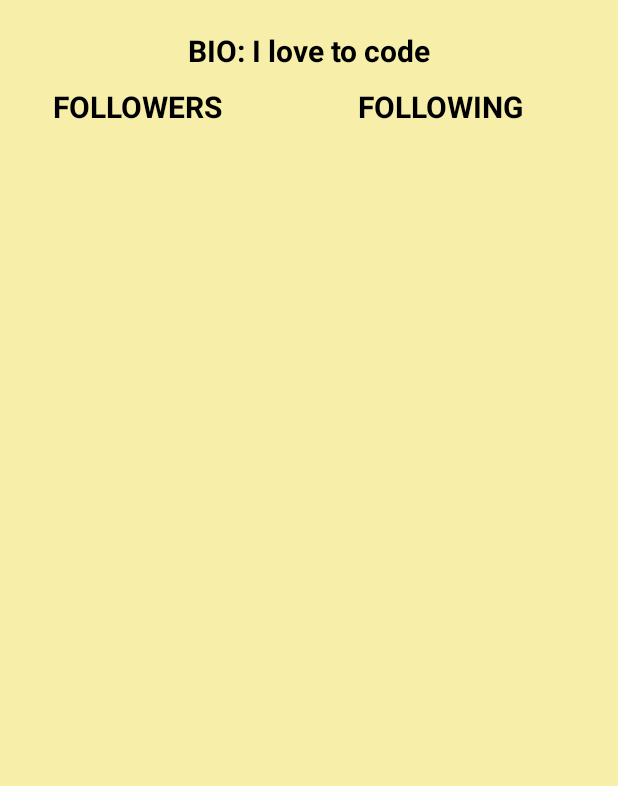
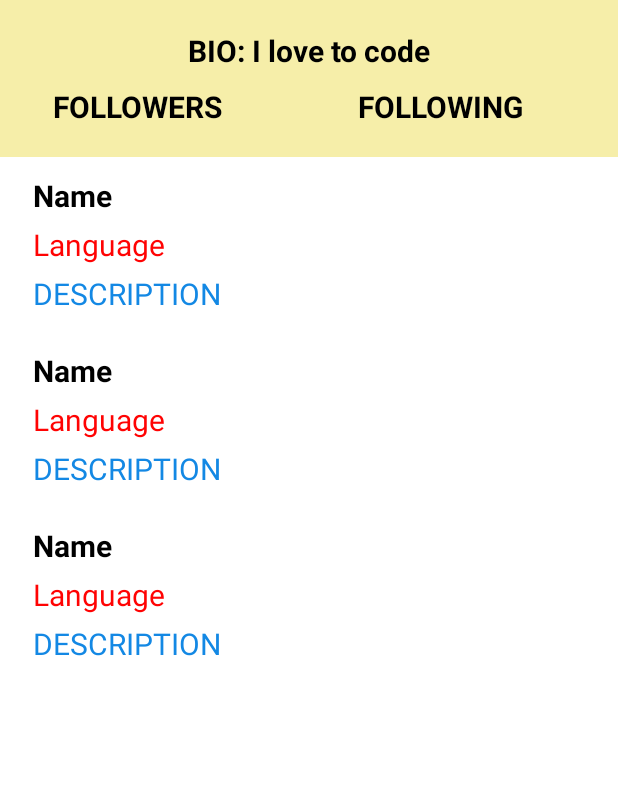
Before and after one commit to ASHISHCHHABRA1299/GithubSearch, an Android app: the layout activity_portfolio.xml on its own in the app's theme, with its tools: preview values and no code run, on a phone screen of 412 x 824 dp, the part 450-1236 px from its top. Run offline under Robolectric (Android 15) with nearby library versions, the phone set to English and light mode, and no system bars; network calls fail.

Commit message:
RecyclerView Added and list item created

```diff
--- a/app/build.gradle
+++ b/app/build.gradle
@@ -26,6 +26,7 @@ dependencies {
     implementation fileTree(dir: "libs", include: ["*.jar"])
     implementation 'androidx.appcompat:appcompat:1.2.0'
     implementation 'androidx.constraintlayout:constraintlayout:2.0.4'
+    implementation 'androidx.recyclerview:recyclerview:1.1.0'
     testImplementation 'junit:junit:4.12'
     androidTestImplementation 'androidx.test.ext:junit:1.1.2'
     androidTestImplementation 'androidx.test.espresso:espresso-core:3.3.0'
--- a/app/src/main/java/com/example/github/PortfolioActivity.java
+++ b/app/src/main/java/com/example/github/PortfolioActivity.java
@@ -65,7 +65,8 @@ public class PortfolioActivity extends AppCompatActivity {
                     }
                 });
 
-
+        // Access the RequestQueue through your singleton class.
+        MySingleton.getInstance(this).addToRequestQueue(jsonObjectRequest);
     }
     // method to load the repositories
     public void loadrepository(String url)
--- a/app/src/main/res/layout/activity_portfolio.xml
+++ b/app/src/main/res/layout/activity_portfolio.xml
@@ -54,4 +54,12 @@
             android:layout_marginLeft="90dp"
             />
     </LinearLayout>
-  </LinearLayout>
+
+    <androidx.recyclerview.widget.RecyclerView
+        android:layout_width="match_parent"
+        android:layout_height="match_parent"
+        android:layout_marginTop="20dp"
+        android:background="#fff"
+        tools:listitem="@layout/repo_item"
+        />
+</LinearLayout>
--- /dev/null
+++ b/app/src/main/res/layout/repo_item.xml
@@ -0,0 +1,41 @@
+<?xml version="1.0" encoding="utf-8"?>
+<LinearLayout
+    xmlns:android="http://schemas.android.com/apk/res/android" android:layout_width="match_parent"
+    android:layout_height="wrap_content"
+    android:orientation="vertical"
+    android:padding="12dp"
+    >
+<TextView
+    android:id="@+id/name"
+    android:layout_width="wrap_content"
+    android:layout_height="wrap_content"
+    android:text="Name"
+    android:textSize="20dp"
+    android:textColor="#000"
+    android:textStyle="bold"
+    android:layout_marginLeft="10dp"
+    />
+  <TextView
+      android:id="@+id/lang"
+      android:layout_width="wrap_content"
+      android:layout_height="wrap_content"
+      android:text="Language"
+      android:layout_marginTop="5dp"
+      android:layout_marginLeft="10dp"
+      android:textSize="20dp"
+      android:textColor="#FF0303"
+      />
+    <TextView
+        android:id="@+id/desc"
+        android:layout_width="wrap_content"
+        android:layout_height="wrap_content"
+        android:text="DESCRIPTION"
+        android:layout_marginTop="5dp"
+        android:layout_marginLeft="10dp"
+        android:textColor="#1388E4"
+        android:textSize="20dp"
+        android:maxLines="2"
+        android:ellipsize="end"
+        />
+
+</LinearLayout>
```
Also changed, not shown: app/src/main/java/com/example/github/MySingleton.java (added, +61 -0 lines).
